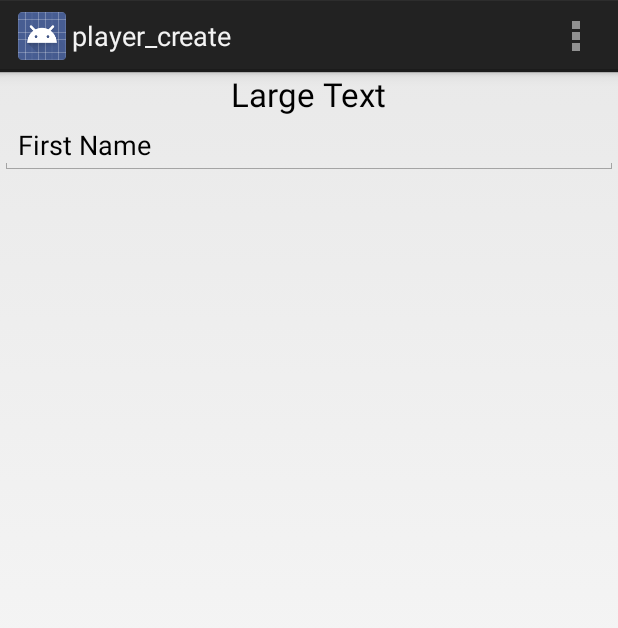
After one commit to Wolfpack150/BaseballProject, an Android app: the player_create screen opened directly, with no data from a screen before it, on a phone screen of 412 x 824 dp. The commit adds this screen. Shown: the top 628 px of the screen. Run offline under Robolectric (Android 15) with nearby library versions, the phone set to English and light mode, and no system bars.

Commit message:
Added Activities, Layouts, pancakes...

```diff
--- /dev/null
+++ b/app/src/main/java/csci/baseballapp/player_create.java
@@ -0,0 +1,36 @@
+package csci.baseballapp;
+
+import android.app.Activity;
+import android.os.Bundle;
+import android.view.Menu;
+import android.view.MenuItem;
+
+
+public class player_create extends Activity {
+
+    @Override
+    protected void onCreate(Bundle savedInstanceState) {
+        super.onCreate(savedInstanceState);
+        setContentView(R.layout.activity_player_create);
+    }
+
+
+    @Override
+    public boolean onCreateOptionsMenu(Menu menu) {
+        // Inflate the menu; this adds items to the action bar if it is present.
+        getMenuInflater().inflate(R.menu.player_create, menu);
+        return true;
+    }
+
+    @Override
+    public boolean onOptionsItemSelected(MenuItem item) {
+        // Handle action bar item clicks here. The action bar will
+        // automatically handle clicks on the Home/Up button, so long
+        // as you specify a parent activity in AndroidManifest.xml.
+        int id = item.getItemId();
+        if (id == R.id.action_settings) {
+            return true;
+        }
+        return super.onOptionsItemSelected(item);
+    }
+}
--- /dev/null
+++ b/app/src/main/res/layout/activity_player_create.xml
@@ -0,0 +1,33 @@
+<LinearLayout
+    android:layout_height="fill_parent"
+    android:layout_width="fill_parent"
+    xmlns:android="http://schemas.android.com/apk/res/android"
+    android:orientation="vertical"
+
+    android:weightSum="1">
+
+    <TextView
+        android:layout_width="wrap_content"
+        android:layout_height="wrap_content"
+        android:textAppearance="?android:attr/textAppearanceLarge"
+        android:text="Large Text"
+        android:id="@+id/textView"
+        android:layout_gravity="center_horizontal" />
+
+    <LinearLayout
+        android:orientation="horizontal"
+        android:layout_width="match_parent"
+        android:layout_height="0dp"
+        android:layout_gravity="center_horizontal"
+        android:layout_weight="0.13">
+
+        <EditText
+            android:layout_width="wrap_content"
+            android:layout_height="wrap_content"
+            android:inputType="textPersonName"
+            android:text="First Name"
+            android:ems="10"
+            android:id="@+id/editText7"
+            android:layout_weight="1" />
+    </LinearLayout>
+</LinearLayout>
--- /dev/null
+++ b/app/src/main/res/menu/player_create.xml
@@ -0,0 +1,8 @@
+<menu xmlns:android="http://schemas.android.com/apk/res/android"
+    xmlns:tools="http://schemas.android.com/tools"
+    tools:context="csci.baseballapp.player_create" >
+    <item android:id="@+id/action_settings"
+        android:title="@string/action_settings"
+        android:orderInCategory="100"
+        android:showAsAction="never" />
+</menu>
--- a/app/src/main/res/values/strings.xml
+++ b/app/src/main/res/values/strings.xml
@@ -4,5 +4,9 @@
     <string name="app_name">BaseballApp</string>
     <string name="hello_world">Hello world!</string>
     <string name="action_settings">Settings</string>
+    <string name="title_activity_player_create">player_create</string>
+    <string name="title_activity_score_screen">score_screen</string>
+    <string name="title_activity_box">box</string>
+    <string name="title_activity_team_lineups">team_lineups</string>
 
 </resources>
```
Also changed, not shown: app/src/main/AndroidManifest.xml (+16 -2 lines), app/src/main/java/csci/baseballapp/Game_type.java (+19 -0 lines), app/src/main/java/csci/baseballapp/box.java (added, +36 -0 lines), app/src/main/java/csci/baseballapp/score_screen.java (added, +36 -0 lines), app/src/main/java/csci/baseballapp/team_lineups.java (added, +41 -0 lines), app/src/main/res/layout/activity_box.xml (added, +16 -0 lines), app/src/main/res/layout/activity_main.xml (+10 -1 lines), app/src/main/res/layout/activity_score_screen.xml (added, +16 -0 lines), app/src/main/res/layout/activity_team_lineups.xml (added, +15 -0 lines), app/src/main/res/layout/game_type.xml (+10 -0 lines), app/src/main/res/menu/box.xml (added, +8 -0 lines), app/src/main/res/menu/score_screen.xml (added, +8 -0 lines), app/src/main/res/menu/team_lineups.xml (added, +8 -0 lines).
